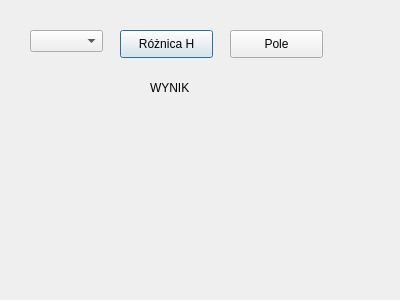
Old version of the form zaliczka/zaliczka_dialog_base.ui in the repository jakubCR7/wtyczka_repo.
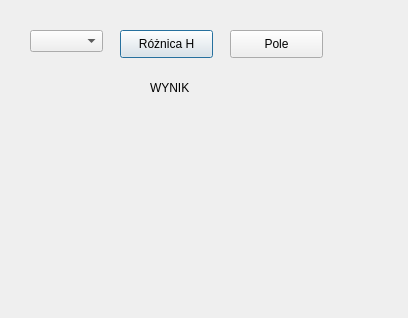
New version of the form.

Patch:
```diff
--- a/zaliczka/zaliczka_dialog_base.ui
+++ b/zaliczka/zaliczka_dialog_base.ui
@@ -6,8 +6,8 @@
    <rect>
     <x>0</x>
     <y>0</y>
-    <width>400</width>
-    <height>300</height>
+    <width>408</width>
+    <height>318</height>
    </rect>
   </property>
   <property name="windowTitle">
```
Left out of the diff: 2 changed lines with no effect on the pictures.
